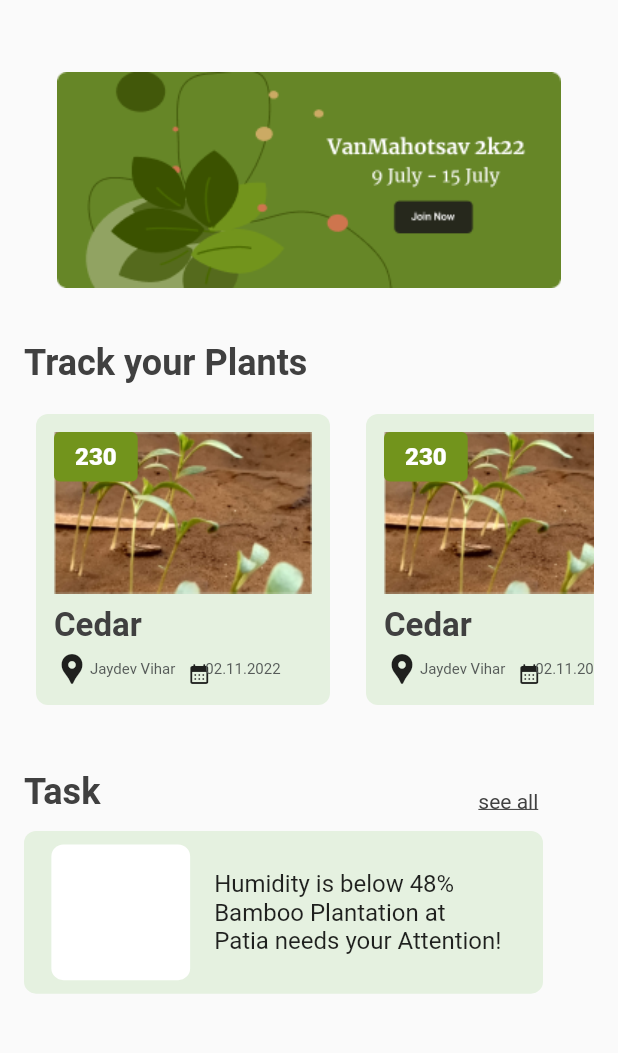
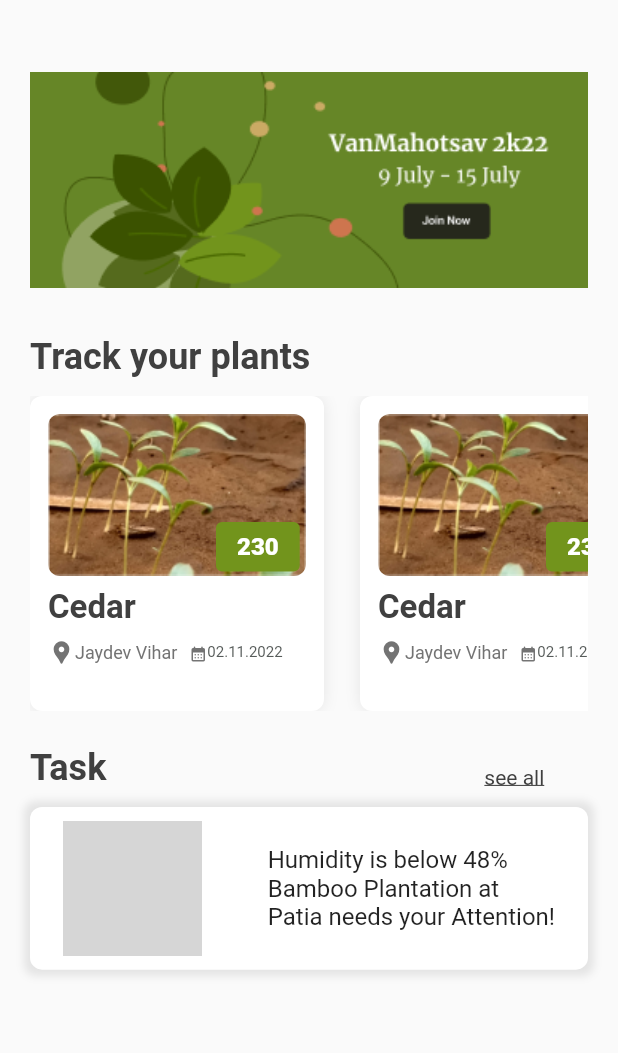
Before and after one commit to ashishmohapatra240/harv, a Flutter app: the Home screen opened directly, on a phone screen of 412 x 824 dp, the part 84-1137 px from its top. Run offline on Flutter 3.47's test engine with Material 2 defaults, Android fonts, the phone set to English and light mode, and no system bars; drawn by our look-alikes of carousel_slider; our stand-ins replace dotted_border, file_picker, percent_indicator; grey boxes are pictures that could not be loaded.

```diff
--- a/lib/main.dart
+++ b/lib/main.dart
@@ -1,4 +1,5 @@
 import 'package:flutter/material.dart';
+import 'package:harv/screens/choose_volunteer.dart';
 import 'package:harv/screens/dashboard.dart';
 import 'package:harv/screens/home.dart';
 import 'package:harv/screens/plants.dart';
@@ -17,7 +18,7 @@ class MyApp extends StatelessWidget {
     return const MaterialApp(
       debugShowCheckedModeBanner: false,
       title: 'Harv',
-      home: MyPlants(),
+      home: Home(),
     );
   }
 }
--- a/lib/screens/home.dart
+++ b/lib/screens/home.dart
@@ -31,17 +31,17 @@ class Home extends StatelessWidget {
           ),
         ),
         body: Padding(
-          padding: const EdgeInsets.symmetric(horizontal: 16.0, vertical: 48),
+          padding: const EdgeInsets.symmetric(horizontal: 20.0, vertical: 48),
           child: SingleChildScrollView(
             child: Column(
               crossAxisAlignment: CrossAxisAlignment.start,
               children: [
                 CarouselImage(),
                 SizedBox(
-                  height: 36,
+                  height: 32,
                 ),
                 Text(
-                  "Track your Plants",
+                  "Track your plants",
                   style: TextStyle(
                     color: Color(0xff404040),
                     fontSize: 24,
@@ -56,7 +56,7 @@ class Home extends StatelessWidget {
                   height: 210,
                   child: ListView(
                     scrollDirection: Axis.horizontal,
-                    padding: const EdgeInsets.all(8),
+                    // padding: const EdgeInsets.all(8),
                     children: <Widget>[
                       HomeCard(),
                       SizedBox(
@@ -67,7 +67,7 @@ class Home extends StatelessWidget {
                   ),
                 ),
                 SizedBox(
-                  height: 36,
+                  height: 24,
                 ),
                 Container(
                   width: 346,
@@ -102,13 +102,20 @@ class Home extends StatelessWidget {
                   height: 12,
                 ),
                 Container(
-                  width: 346,
+                  width: 390,
                   decoration: BoxDecoration(
+                    boxShadow: [
+                      BoxShadow(
+                        spreadRadius: 4,
+                        color: Color.fromARGB(255, 228, 228, 228),
+                        blurRadius: 4,
+                      )
+                    ],
                     borderRadius: BorderRadius.circular(8),
-                    color: Color(0xffe5f1e0),
+                    color: Color.fromARGB(255, 255, 255, 255),
                   ),
                   padding: const EdgeInsets.symmetric(
-                    horizontal: 12,
+                    horizontal: 8,
                     vertical: 9,
                   ),
                   child: Column(
@@ -121,7 +128,10 @@ class Home extends StatelessWidget {
                         mainAxisAlignment: MainAxisAlignment.start,
                         crossAxisAlignment: CrossAxisAlignment.center,
                         children: [
-                          Container(
+                          Padding(
+                            padding: const EdgeInsets.only(right: 44),
+                            child: Container(
+                              child: Image.asset('Banner.png'),
                               width: 92.51,
                               height: 90.42,
                               decoration: BoxDecoration(
@@ -129,14 +139,12 @@ class Home extends StatelessWidget {
                                 color: Colors.white,
                               ),
                             ),
-                          SizedBox(width: 16),
-                          SizedBox(
-                            width: 201,
-                            child: Text(
+                          ),
+
+                          Text(
                             "Humidity is below 48%\nBamboo Plantation at\nPatia needs your Attention!",
                             style: TextStyle(
                               fontSize: 16,
-                              ),
                             ),
                           ),
                         ],
--- a/lib/widgets/carousal.dart
+++ b/lib/widgets/carousal.dart
@@ -18,10 +18,13 @@ class CarouselImage extends StatelessWidget {
               decoration: BoxDecoration(
                 borderRadius: BorderRadius.circular(8),
               ),
-              child: Image.asset(
-                i,
-                fit: BoxFit.cover,
-                height: 200,
+              child: ClipRRect(
+                child: Image.asset(
+                  i,
+                  fit: BoxFit.cover,
+                  height: 200,
+                  width: 400,
+                ),
               ),
             ),
           );
--- a/lib/widgets/homecard.dart
+++ b/lib/widgets/homecard.dart
@@ -9,8 +9,15 @@ class HomeCard extends StatelessWidget {
       width: 196,
       height: 200,
       decoration: BoxDecoration(
+        boxShadow: [
+          BoxShadow(blurRadius: 8,
+           color: Color.fromARGB(255, 229, 229, 229),
+             spreadRadius: 0
+           ),
+
+        ],
         borderRadius: BorderRadius.circular(8),
-        color: Color(0xffe5f1e0),
+        color: Color.fromARGB(255, 255, 255, 255),
       ),
       padding: const EdgeInsets.symmetric(
         horizontal: 12,
@@ -20,12 +27,18 @@ class HomeCard extends StatelessWidget {
         children: [
           Stack(
             children: <Widget>[
-              Image.asset(
+              ClipRRect(
+                 borderRadius: BorderRadius.circular(8.0),
+                child: Image.asset(
                   'assets/images/Bamboo1.png',
                   height: 108,
                   width: 172,
                 ),
-              Container(
+              ),
+              Padding(
+                padding: const EdgeInsets.fromLTRB(112,72,2,2),
+                child: Container(
+
                   decoration: BoxDecoration(
                     borderRadius: BorderRadius.circular(4),
                     color: Color(0xff72941c),
@@ -50,6 +63,7 @@ class HomeCard extends StatelessWidget {
                       ),
                     ],
                   ),
+                ),
               )
             ],
           ),
@@ -68,17 +82,17 @@ class HomeCard extends StatelessWidget {
                   ),
                 ),
               ),
-              SizedBox(height: 4),
+              SizedBox(height: 8),
               Row(
                 children: [
                   Row(
                     children: const [
-                      Icon(Icons.location_pin),
+                      Icon(Icons.location_pin,size:18,color:Color.fromARGB(255, 115, 115, 115),),
                       Text(
                         "Jaydev Vihar",
                         style: TextStyle(
-                          color: Color(0xff565b59),
-                          fontSize: 10,
+                          color: Color.fromARGB(255, 115, 115, 115),
+                          fontSize: 12,
                         ),
                       ),
                     ],
@@ -86,8 +100,8 @@ class HomeCard extends StatelessWidget {
                   SizedBox(width: 8),
                   Row(
                     mainAxisSize: MainAxisSize.min,
-                    mainAxisAlignment: MainAxisAlignment.center,
-                    crossAxisAlignment: CrossAxisAlignment.center,
+                    // mainAxisAlignment: MainAxisAlignment.center,
+                    // crossAxisAlignment: CrossAxisAlignment.center,
                     children: [
                       Container(
                         width: 10,
@@ -97,7 +111,9 @@ class HomeCard extends StatelessWidget {
                         ),
                         child: Icon(
                           Icons.calendar_month_rounded,
-                          size: 16,
+                          color:Color.fromARGB(255, 115, 115, 115),
+
+                          size: 12,
                         ),
                       ),
                       SizedBox(width: 2),
```
Also changed, not shown: lib/screens/choose_volunteer.dart (added, +22 -0 lines), lib/screens/plants.dart (+5 -15 lines), lib/screens/sign_in.dart (+107 -0 lines), lib/screens/sign_up.dart (+162 -0 lines), lib/widgets/volunteer_card.dart (added, +54 -0 lines). Lines whose indentation alone changed are shown as unchanged.
